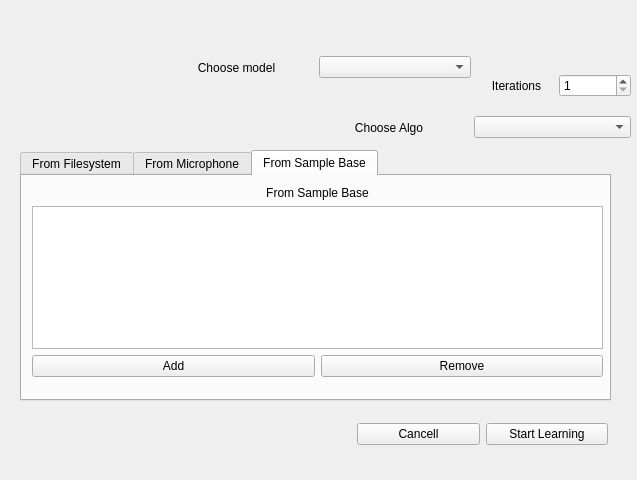
First picture: the form in windows/LearningModelWindow.ui, repository Erucolindo96/Native-Speaker, before the edit.
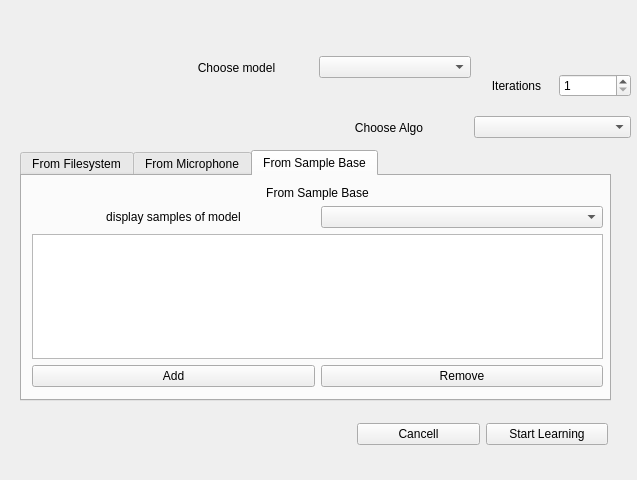
Second picture: the form after the edit. The open tabs and pages were chosen to show the change.

```diff
--- a/windows/LearningModelWindow.ui
+++ b/windows/LearningModelWindow.ui
@@ -131,7 +131,7 @@
        <x>10</x>
        <y>10</y>
        <width>571</width>
-       <height>191</height>
+       <height>201</height>
       </rect>
      </property>
      <layout class="QVBoxLayout" name="verticalLayout_fromSampleBase">
@@ -145,6 +145,23 @@
         </property>
        </widget>
       </item>
+      <item>
+       <layout class="QHBoxLayout" name="horizontalLayout_5">
+        <item>
+         <widget class="QLabel" name="label_from_sample_base_which_model">
+          <property name="text">
+           <string>display samples of model</string>
+          </property>
+          <property name="alignment">
+           <set>Qt::AlignCenter</set>
+          </property>
+         </widget>
+        </item>
+        <item>
+         <widget class="QComboBox" name="comboBox_from_sample_base_which_model"/>
+        </item>
+       </layout>
+      </item>
       <item>
        <widget class="QListWidget" name="listWidget_fromSampleBase"/>
       </item>
```
Left out of the diff: 4 changed lines with no effect on the pictures.
